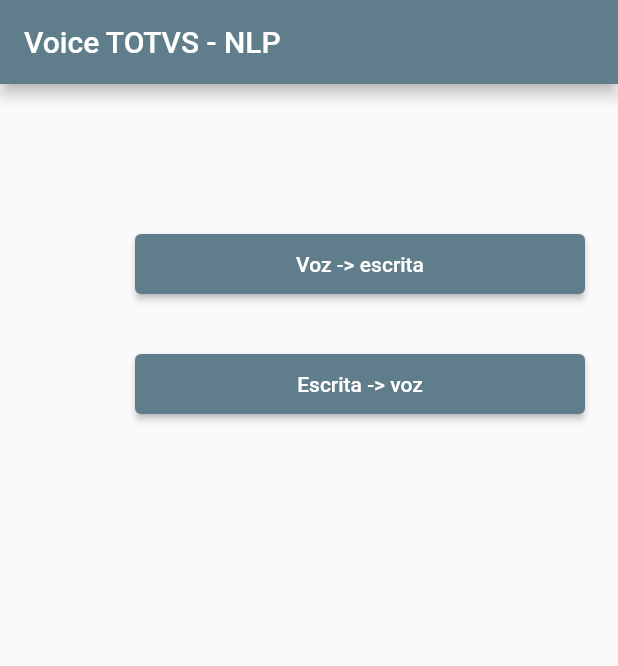
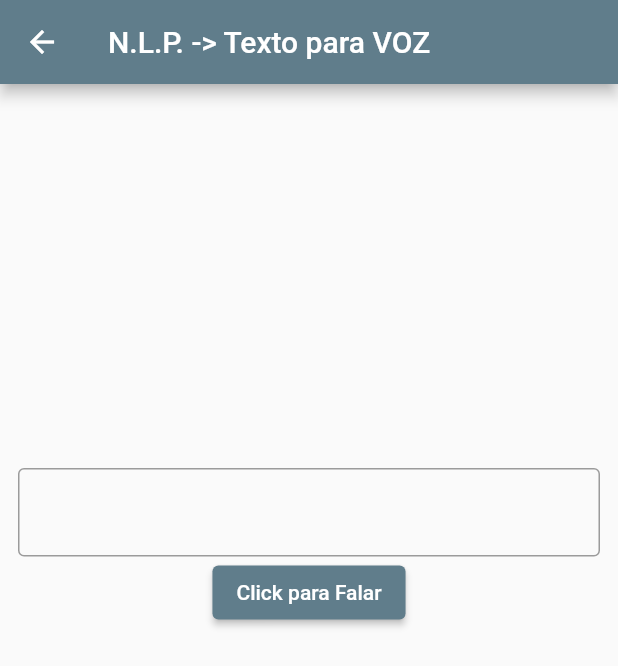
Before and after one commit to rssampaio/flutter, a Flutter app: the screen it shows after launch, after a tap on "Escrita -> voz", on a phone screen of 412 x 824 dp. Shown: the top 666 px of the screen. Run offline on Flutter 3.47's test engine with Material 2 defaults, Android fonts, the phone set to English and light mode, and no system bars; our stand-ins replace avatar_glow, flutter_tts, speech_to_text; missing offline and left inert: highlight_text.

Commit message:
Finalizado o codigo para falar
Finalizado o codigo para falar

```diff
--- /dev/null
+++ b/testspeach/lib/fala_escrita/escritaParaFala.dart
@@ -0,0 +1,46 @@
+import 'package:flutter/material.dart';
+import 'package:flutter_tts/flutter_tts.dart';
+
+class TextToSpeech extends StatefulWidget {
+  const TextToSpeech({super.key});
+
+  @override
+  State<TextToSpeech> createState() => _TextToSpeechState();
+}
+
+class _TextToSpeechState extends State<TextToSpeech> {
+  final FlutterTts flutterTts = FlutterTts();
+  final TextEditingController _textEditingController = TextEditingController();
+
+  Future speak(String text) async {
+    await flutterTts.setLanguage("pt-BR");
+    await flutterTts.setPitch(1); // vai de 0.5 até 1.5
+    await flutterTts.speak(text);
+  }
+
+  @override
+  Widget build(BuildContext context) {
+    return Scaffold(
+      appBar: AppBar(
+        title: Text('N.L.P. -> Texto para VOZ'),
+      ),
+      body: Container(
+        padding: EdgeInsets.only(top: 256, left: 12, right: 12),
+        child: Column(
+          mainAxisSize: MainAxisSize.min,
+          children: [
+            TextFormField(
+              controller: _textEditingController,
+              decoration: const InputDecoration(border: OutlineInputBorder()),
+            ),
+            ElevatedButton(
+                child: const Text("Click para Falar"),
+                onPressed: () {
+                  speak(_textEditingController.text);
+                })
+          ],
+        ),
+      ),
+    );
+  }
+}
--- a/testspeach/lib/tela_inicial/telaInicial.dart
+++ b/testspeach/lib/tela_inicial/telaInicial.dart
@@ -1,5 +1,6 @@
 import 'package:flutter/material.dart';
 import '/fala_escrita/falaParaEscrita.dart';
+import '/fala_escrita/escritaParaFala.dart';
 
 class TelaInicial extends StatefulWidget {
   @override
@@ -16,7 +17,8 @@
       body: Column(
         children: [
           Container(
-            padding: const EdgeInsets.only(top: 100, left: 90),
+            padding: const EdgeInsets.only(top: 148, left: 50),
+            alignment: Alignment.center,
             child: Row(
               children: [
                 SizedBox(
@@ -36,7 +38,7 @@
             ),
           ),
           Container(
-            padding: EdgeInsets.only(top: 40, left: 90),
+            padding: EdgeInsets.only(top: 60, left: 50),
             child: Row(
               children: [
                 SizedBox(
@@ -44,7 +46,12 @@
                   width: 300,
                   child: ElevatedButton(
                     child: const Text("Escrita -> voz"),
-                    onPressed: () {},
+                    onPressed: () {
+                      Navigator.push(
+                        context,
+                        MaterialPageRoute(builder: (context) => TextToSpeech()),
+                      );
+                    },
                   ),
                 ),
               ],
--- a/testspeach/pubspec.yaml
+++ b/testspeach/pubspec.yaml
@@ -36,6 +36,7 @@
   speech_to_text: ^6.3.0
   highlight_text: ^1.7.0
   avatar_glow: ^2.0.2
+  flutter_tts: ^3.8.3
 
 dev_dependencies:
   flutter_test:
```
Also changed, not shown: 3 other files.
